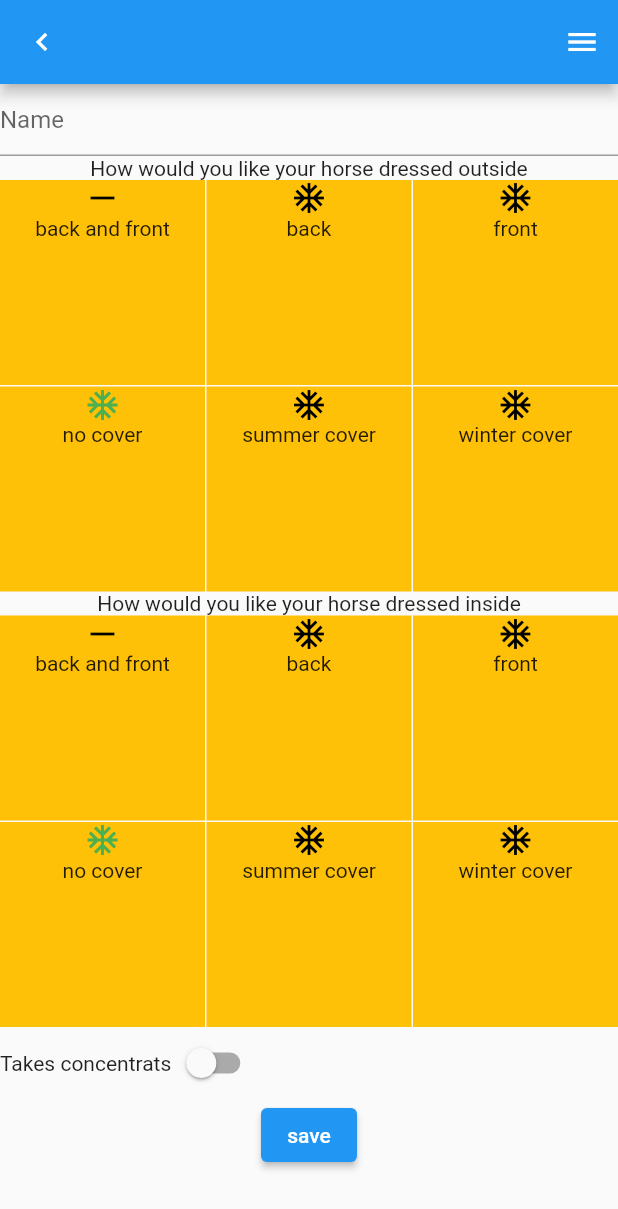
After one commit to Wstld/stable_helper, a Flutter app: the AddHorsePage screen opened by its route, on a phone screen of 412 x 824 dp. The commit adds this screen. Shown: the top 1209 px of the screen. Run offline on Flutter 3.47's test engine with Material 2 defaults, Android fonts, the phone set to English and light mode, and no system bars; our stand-ins replace carousel_slider, cloud_firestore, firebase_auth, firebase_core, freezed_annotation, get; accounts and stored records are empty.

Commit message:
add horse working

```diff
--- a/lib/core/constants/enums.dart
+++ b/lib/core/constants/enums.dart
@@ -1,8 +1,14 @@
 import 'package:json_annotation/json_annotation.dart';
 
-enum LoginFormType { register, login }
+enum LoginFormType {
+  register,
+  login,
+}
 
-enum FirebaseCollections { users, stables }
+enum FirebaseCollections {
+  users,
+  stables,
+}
 
 enum Days {
   @JsonValue('monday')
@@ -34,6 +40,42 @@ enum StableChoreTypes {
   feeding,
 }
 
+enum HorseProtectionSetup {
+  @JsonValue('none')
+  none,
+  @JsonValue('back')
+  back,
+  @JsonValue('front')
+  front,
+  @JsonValue('both')
+  both,
+}
+enum HorseCoverSetup {
+  @JsonValue('none')
+  none,
+  @JsonValue('summer')
+  summer,
+  @JsonValue('winter')
+  winter,
+}
+
+enum HorseConcentrateFeed {
+  @JsonValue('none')
+  none,
+  @JsonValue('morning')
+  morning,
+  @JsonValue('afternoon')
+  afternoon,
+  @JsonValue('evening')
+  evening,
+  @JsonValue('night')
+  night,
+}
+enum HorsePosition {
+  inside,
+  outside,
+}
+
 extension FirebaseCollectionExtensions on FirebaseCollections {
   String get getName {
     switch (this) {
--- a/lib/core/constants/nav_consts.dart
+++ b/lib/core/constants/nav_consts.dart
@@ -1,4 +1,9 @@
-enum Pages { login, home, splash }
+enum Pages {
+  login,
+  home,
+  splash,
+  addHorse,
+}
 
 extension PageExtensions on Pages {
   String get routeName {
@@ -9,6 +14,8 @@ extension PageExtensions on Pages {
         return '/home';
       case Pages.splash:
         return '/splash';
+      case Pages.addHorse:
+        return '/addHorse';
     }
   }
 
@@ -20,6 +27,8 @@ extension PageExtensions on Pages {
         return 'Home';
       case Pages.splash:
         return 'Splash';
+      case Pages.addHorse:
+        return 'Add Horse';
     }
   }
 }
--- a/lib/core/constants/string_const.dart
+++ b/lib/core/constants/string_const.dart
@@ -7,3 +7,10 @@ const String registerSubmitBtnTxt = 'Register';
 const String passwordHint = 'Password';
 const String emailHint = 'Email';
 const String backBtnTxt = 'Back';
+const String outSideDressInfoTxt =
+    'How would you like your horse dressed outside';
+const String inSideDressInfoTxt =
+    'How would you like your horse dressed inside';
+const String concentrateFoodInfoTxt = 'Takes concentrats';
+const String inputNameHint = 'Name';
+const String when = 'when?';
--- a/lib/core/routes/routes.dart
+++ b/lib/core/routes/routes.dart
@@ -1,6 +1,5 @@
 import 'package:get/get.dart';
 import 'package:stable_helper/core/constants/nav_consts.dart';
-import 'package:stable_helper/core/routes/middleware/login_middleware.dart';
 import 'package:stable_helper/presentation/ui/pages/pages.dart';
 
 class AppPages {
@@ -17,6 +16,10 @@ class AppPages {
     GetPage(
       name: Pages.home.routeName,
       page: () => const HomeRootPage(),
+    ),
+    GetPage(
+      name: Pages.addHorse.routeName,
+      page: () => AddHorsePage(),
     )
   ];
 }
--- a/lib/data/models/models.dart
+++ b/lib/data/models/models.dart
@@ -14,7 +14,7 @@ class User with _$User {
     String? phoneNumber,
     String? email,
     String? stablesId,
-    List<Horse>? horses,
+    Map<String, Horse>? horses,
   }) = _User;
 
   factory User.fromJson(Map<String, dynamic> json) => _$UserFromJson(json);
@@ -24,12 +24,48 @@ class User with _$User {
 class Horse with _$Horse {
   factory Horse({
     required String id,
+    required String ownerId,
     required String name,
-    required String ownerId,
-    List<String>? extraRiders,
+    required List<String>? extraRiders,
+    required HorseConfiguration horseSetup,
   }) = _Horse;
 
   factory Horse.fromJson(Map<String, dynamic> json) => _$HorseFromJson(json);
+}
+
+@freezed
+class HorseConfiguration with _$HorseConfiguration {
+  factory HorseConfiguration({
+    required HorseSetup insideSetup,
+    required HorseSetup outsideSetup,
+    HorseConcentrateFeed? concentrates,
+  }) = _HorseConfiguration;
+
+  factory HorseConfiguration.fromJson(Map<String, dynamic> json) =>
+      _$HorseConfigurationFromJson(json);
+}
+
+abstract class HorseSetupBase {
+  HorseProtectionSetup get protection;
+  set protection(HorseProtectionSetup setup);
+  HorseCoverSetup get cover;
+  set cover(HorseCoverSetup setup);
+}
+
+@Freezed(unionKey: 'type')
+@Implements<HorseSetupBase>()
+class HorseSetup with _$HorseSetup {
+  @FreezedUnionValue('inside')
+  const factory HorseSetup.inside(
+      {required HorseCoverSetup cover,
+      required HorseProtectionSetup protection}) = InsideHorseSetup;
+  @FreezedUnionValue('outside')
+  const factory HorseSetup.outside(
+      {required HorseCoverSetup cover,
+      required HorseProtectionSetup protection}) = OutSideHorseSetup;
+
+  factory HorseSetup.fromJson(Map<String, dynamic> json) =>
+      _$HorseSetupFromJson(json);
 }
 
 @freezed
--- a/lib/data/repository/firestore_repo.dart
+++ b/lib/data/repository/firestore_repo.dart
@@ -35,6 +35,10 @@ class FirestoreRepo {
       log(e.toString());
       rethrow;
     }
+  }
+
+  void saveHorse(Horse horse, String userId) {
+    userData.doc(userId).update({'horses.${horse.id}': horse.toJson()});
   }
 
   void addData() {
--- /dev/null
+++ b/lib/presentation/controller/add_horse_controller.dart
@@ -0,0 +1,76 @@
+import 'package:get/get.dart';
+import 'package:stable_helper/core/constants/enums.dart';
+import 'package:stable_helper/data/models/models.dart';
+import 'package:stable_helper/data/repository/auth_repo.dart';
+import 'package:stable_helper/data/repository/firestore_repo.dart';
+
+class AddHorseController extends GetxController {
+  AddHorseController(this._firestoreRepo, this._authRepo);
+  final AuthRepo _authRepo;
+  final FirestoreRepo _firestoreRepo;
+
+  RxString name = RxString('');
+
+  Rx<HorseProtectionSetup> protectionInside = Rx(HorseProtectionSetup.none);
+  Rx<HorseProtectionSetup> portectionOutside = Rx(HorseProtectionSetup.none);
+
+  Rx<HorseCoverSetup> coverInside = Rx(HorseCoverSetup.none);
+  Rx<HorseCoverSetup> coverOutside = Rx(HorseCoverSetup.none);
+
+  RxBool concentrateSelected = RxBool(false);
+  Rx<HorseConcentrateFeed> timeForConcentrate = Rx(HorseConcentrateFeed.none);
+
+  void updateHorseSetup({
+    HorsePosition? position,
+    HorseProtectionSetup? protection,
+    HorseCoverSetup? cover,
+    HorseConcentrateFeed? concentrateFeed,
+  }) {
+    assert(protection != null || cover != null || concentrateFeed != null);
+    if (protection != null && position != null) {
+      switch (position) {
+        case HorsePosition.inside:
+          protectionInside.value != protection
+              ? protectionInside.value = protection
+              : protectionInside.value = HorseProtectionSetup.none;
+          break;
+        case HorsePosition.outside:
+          portectionOutside.value != protection
+              ? portectionOutside.value = protection
+              : portectionOutside.value = HorseProtectionSetup.none;
+      }
+    }
+    if (cover != null && position != null) {
+      switch (position) {
+        case HorsePosition.inside:
+          coverInside.value != cover
+              ? coverInside.value = cover
+              : coverInside.value = HorseCoverSetup.none;
+          break;
+        case HorsePosition.outside:
+          coverOutside.value != cover
+              ? coverOutside.value = cover
+              : coverOutside.value = HorseCoverSetup.none;
+      }
+    }
+    if (concentrateFeed != null) {
+      timeForConcentrate.value = concentrateFeed;
+    }
+  }
+
+  void saveHorseToDb() {
+    Horse horse = Horse(
+      id: name.value + _authRepo.firebaseAuth.currentUser!.uid,
+      ownerId: _authRepo.firebaseAuth.currentUser!.uid,
+      name: name.value,
+      extraRiders: null,
+      horseSetup: HorseConfiguration(
+          concentrates: timeForConcentrate.value,
+          insideSetup: HorseSetup.inside(
+              cover: coverInside.value, protection: protectionInside.value),
+          outsideSetup: HorseSetup.outside(
+              cover: coverOutside.value, protection: portectionOutside.value)),
+    );
+    _firestoreRepo.saveHorse(horse, _authRepo.firebaseAuth.currentUser!.uid);
+  }
+}
--- /dev/null
+++ b/lib/presentation/ui/pages/add_horse_page.dart
@@ -0,0 +1,186 @@
+import 'package:flutter/material.dart';
+import 'package:get/get.dart';
+import 'package:stable_helper/core/constants/constants.dart';
+import 'package:stable_helper/core/constants/enums.dart';
+import 'package:stable_helper/core/theme/themes.dart';
+import 'package:stable_helper/presentation/controller/add_horse_controller.dart';
+import 'package:stable_helper/presentation/controller/controllers.dart';
+import 'package:stable_helper/presentation/ui/widgets/user_home/horse_setup_grid_tile.dart';
+
+class AddHorsePage extends StatelessWidget {
+  AddHorsePage({Key? key}) : super(key: key);
+  final ScrollController _scrollController = ScrollController();
+
+  void scrollToBottom() async {
+    await Future.delayed(const Duration(milliseconds: 10));
+    _scrollController.animateTo(_scrollController.position.maxScrollExtent,
+        duration: const Duration(milliseconds: 200), curve: Curves.easeInOut);
+  }
+
+  @override
+  Widget build(BuildContext context) {
+    List<HorseSetupGridTile> insideList =
+        getSetupTileList(HorsePosition.inside);
+    List<HorseSetupGridTile> outsideList =
+        getSetupTileList(HorsePosition.outside);
+    List<HorseSetupGridTile> timeSlots = getTimeSlots();
+
+    return SafeArea(
+      child: Scaffold(
+        appBar: AppBar(
+          automaticallyImplyLeading: false,
+          leading: IconButton(
+            icon: const Icon(Icons.chevron_left),
+            onPressed: () => Get.back(),
+          ),
+          actions: [
+            Builder(
+                builder: (context) => IconButton(
+                    onPressed: () => Scaffold.of(context).openDrawer(),
+                    icon: const Icon(Icons.menu))),
+          ],
+        ),
+        drawer: Drawer(
+          child: Column(children: [
+            ElevatedButton(
+                onPressed: () => Get.find<AuthController>().logout(),
+                child: const Text(logoutBtnTxt))
+          ]),
+        ),
+        body: GetX<AddHorseController>(
+            init: AddHorseController(Get.find(), Get.find()),
+            builder: (_ctrl) {
+              return SingleChildScrollView(
+                controller: _scrollController,
+                clipBehavior: Clip.antiAlias,
+                child: Column(
+                  children: [
+                    TextField(
+                      onChanged: (value) => _ctrl.name.value = value,
+                      decoration:
+                          const InputDecoration(hintText: inputNameHint),
+                    ),
+                    const Text(outSideDressInfoTxt),
+                    GridView.builder(
+                        physics: const NeverScrollableScrollPhysics(),
+                        shrinkWrap: true,
+                        itemCount: outsideList.length,
+                        gridDelegate:
+                            const SliverGridDelegateWithFixedCrossAxisCount(
+                                crossAxisCount: 3,
+                                mainAxisSpacing: 1,
+                                crossAxisSpacing: 1),
+                        itemBuilder: (context, index) => outsideList[index]),
+                    const Text(inSideDressInfoTxt),
+                    GridView.builder(
+                        physics: const NeverScrollableScrollPhysics(),
+                        shrinkWrap: true,
+                        itemCount: insideList.length,
+                        gridDelegate:
+                            const SliverGridDelegateWithFixedCrossAxisCount(
+                                crossAxisCount: 3,
+                                mainAxisSpacing: 1,
+                                crossAxisSpacing: 1),
+                        itemBuilder: (context, index) => insideList[index]),
+                    Row(
+                      children: [
+                        const Text(concentrateFoodInfoTxt),
+                        Switch(
+                            value: _ctrl.concentrateSelected.value,
+                            onChanged: (val) => {
+                                  _ctrl.concentrateSelected.value = val,
+                                  scrollToBottom(),
+                                }),
+                      ],
+                    ),
+                    if (_ctrl.concentrateSelected.value) ...[
+                      const Text(when),
+                      GridView.builder(
+                          physics: const NeverScrollableScrollPhysics(),
+                          shrinkWrap: true,
+                          itemCount: timeSlots.length,
+                          gridDelegate:
+                              const SliverGridDelegateWithFixedCrossAxisCount(
+                                  crossAxisCount: 4,
+                                  mainAxisSpacing: 1,
+                                  crossAxisSpacing: 1),
+                          itemBuilder: (context, index) => timeSlots[index]),
+                    ],
+                    ElevatedButton(
+                        onPressed: () => _ctrl.saveHorseToDb(),
+                        child: const Text('save')),
+                    verticalSpaceLarge
+                  ],
+                ),
+              );
+            }),
+      ),
+    );
+  }
+
+  List<HorseSetupGridTile> getSetupTileList(HorsePosition position) {
+    return [
+      HorseSetupGridTile(
+        icon: Icons.horizontal_rule_sharp,
+        title: 'back and front',
+        position: position,
+        protection: HorseProtectionSetup.both,
+      ),
+      HorseSetupGridTile(
+        icon: Icons.ac_unit_sharp,
+        title: 'back',
+        position: position,
+        protection: HorseProtectionSetup.back,
+      ),
+      HorseSetupGridTile(
+        icon: Icons.ac_unit_sharp,
+        title: 'front',
+        position: position,
+        protection: HorseProtectionSetup.front,
+      ),
+      HorseSetupGridTile(
+        icon: Icons.ac_unit_sharp,
+        title: 'no cover',
+        position: position,
+        coverSetup: HorseCoverSetup.none,
+      ),
+      HorseSetupGridTile(
+        icon: Icons.ac_unit_sharp,
+        title: 'summer cover',
+        position: position,
+        coverSetup: HorseCoverSetup.summer,
+      ),
+      HorseSetupGridTile(
+        icon: Icons.ac_unit_sharp,
+        title: 'winter cover',
+        position: position,
+        coverSetup: HorseCoverSetup.winter,
+      ),
+    ];
+  }
+
+  List<HorseSetupGridTile> getTimeSlots() {
+    return [
+      const HorseSetupGridTile(
+        icon: Icons.timer,
+        title: 'morning',
+        concentrateFeed: HorseConcentrateFeed.morning,
+      ),
+      const HorseSetupGridTile(
+        icon: Icons.timer,
+        title: 'afternoon',
+        concentrateFeed: HorseConcentrateFeed.afternoon,
+      ),
+      const HorseSetupGridTile(
+        icon: Icons.timer,
+        title: 'evening',
+        concentrateFeed: HorseConcentrateFeed.evening,
+      ),
+      const HorseSetupGridTile(
+        icon: Icons.timer,
+        title: 'nigth',
+        concentrateFeed: HorseConcentrateFeed.night,
+      ),
+    ];
+  }
+}
--- a/lib/presentation/ui/pages/pages.dart
+++ b/lib/presentation/ui/pages/pages.dart
@@ -1,3 +1,5 @@
+export 'package:stable_helper/core/routes/middleware/login_middleware.dart';
+export 'package:stable_helper/presentation/ui/pages/add_horse_page.dart';
 export 'package:stable_helper/presentation/ui/pages/home_root_page.dart';
 export 'package:stable_helper/presentation/ui/pages/login_page.dart';
 export 'package:stable_helper/presentation/ui/pages/splash_screen.dart';
--- a/lib/presentation/ui/widgets/carousel_with_indicator.dart
+++ b/lib/presentation/ui/widgets/carousel_with_indicator.dart
@@ -30,6 +30,7 @@ class CarouselWithIndicator extends StatelessWidget {
                     return Container(
                       color: Colors.blue,
                       width: 300,
+                      height: 100,
                       child: Column(
                         children: [
                           Text(list[itemIndex].displayName),
@@ -44,7 +45,7 @@ class CarouselWithIndicator extends StatelessWidget {
             },
             options: CarouselOptions(
                 enlargeCenterPage: true,
-                aspectRatio: 2.0,
+                aspectRatio: 3.0,
                 enlargeStrategy: CenterPageEnlargeStrategy.scale,
                 enableInfiniteScroll: false,
                 onPageChanged: ((index, reaseon) =>
--- /dev/null
+++ b/lib/presentation/ui/widgets/user_home/horse_setup_grid_tile.dart
@@ -0,0 +1,62 @@
+import 'package:flutter/material.dart';
+import 'package:get/get_state_manager/get_state_manager.dart';
+import 'package:stable_helper/core/constants/enums.dart';
+import 'package:stable_helper/presentation/controller/add_horse_controller.dart';
+
+class HorseSetupGridTile extends GetView<AddHorseController> {
+  const HorseSetupGridTile({
+    Key? key,
+    this.coverSetup,
+    this.protection,
+    this.concentrateFeed,
+    this.position,
+    required this.icon,
+    required this.title,
+  })  : assert(coverSetup != null ||
+            protection != null ||
+            concentrateFeed != null),
+        super(key: key);
+
+  final String title;
+  final IconData icon;
+  final HorsePosition? position;
+  final HorseProtectionSetup? protection;
+  final HorseCoverSetup? coverSetup;
+  final HorseConcentrateFeed? concentrateFeed;
+
+  @override
+  Widget build(BuildContext context) {
+    final _cover = position == HorsePosition.inside
+        ? controller.coverInside
+        : controller.coverOutside;
+    final _protection = position == HorsePosition.inside
+        ? controller.protectionInside
+        : controller.portectionOutside;
+    return GestureDetector(
+      onTap: () => controller.updateHorseSetup(
+          position: position,
+          protection: protection,
+          cover: coverSetup,
+          concentrateFeed: concentrateFeed),
+      child: GridTile(
+        child: Container(
+          color: Colors.amber,
+          child: Column(
+            children: [
+              Obx(() => Icon(icon,
+                  color: coverSetup == _cover.value ||
+                          protection == _protection.value ||
+                          concentrateFeed ==
+                                  controller.timeForConcentrate.value &&
+                              controller.timeForConcentrate.value !=
+                                  HorseConcentrateFeed.none
+                      ? Colors.green
+                      : Colors.black)),
+              Text(title)
+            ],
+          ),
+        ),
+      ),
+    );
+  }
+}
--- a/lib/presentation/ui/widgets/user_home/user_home_container_member.dart
+++ b/lib/presentation/ui/widgets/user_home/user_home_container_member.dart
@@ -1,6 +1,7 @@
 import 'package:flutter/material.dart';
-import 'package:get/get_state_manager/get_state_manager.dart';
+import 'package:get/get.dart';
 import 'package:intl/intl.dart';
+import 'package:stable_helper/core/constants/nav_consts.dart';
 import 'package:stable_helper/core/theme/themes.dart';
 import 'package:stable_helper/presentation/controller/home_root_controller.dart';
 import 'package:stable_helper/presentation/ui/widgets/carousel_with_indicator.dart';
@@ -12,7 +13,7 @@ class UserHomeContainerMember extends GetWidget<HomeRootController> {
   Widget build(BuildContext context) {
     final DateFormat format = DateFormat('EEEE d MMMM');
     String dateString = format.format(DateTime.now());
-
+    final user = controller.userData;
     return Column(
       crossAxisAlignment: CrossAxisAlignment.center,
       children: [
@@ -24,6 +25,12 @@ class UserHomeContainerMember extends GetWidget<HomeRootController> {
         CarouselWithIndicator(
           list: controller.schedule,
         ),
+        if (user.value!.horses!.isEmpty)
+          Obx(() => ElevatedButton(
+              onPressed: (() => Get.toNamed(Pages.addHorse.routeName)),
+              child: const Text('add horse')))
+        else
+          const Text('myhrser')
       ],
     );
   }
```
Also changed, not shown: lib/data/models/models.freezed.dart, lib/data/models/models.g.dart.
